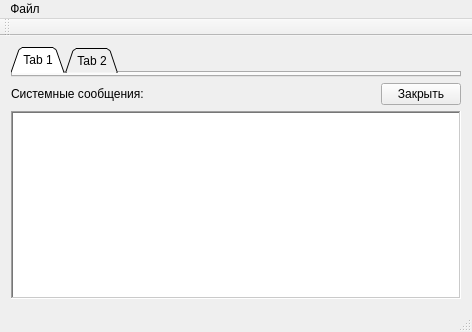
Before: the Qt Designer form mainwindow.ui in atikbif/relkonIDE, drawn with Qt 5.
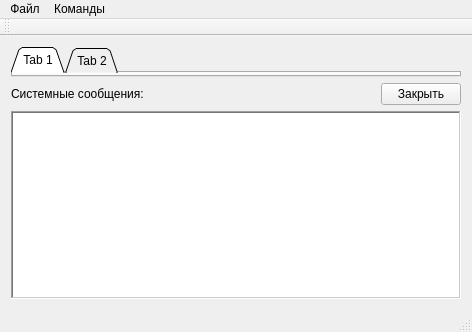
After: the same form once the commit is applied. Icons and pictures are not drawn.

```diff
--- a/mainwindow.ui
+++ b/mainwindow.ui
@@ -132,7 +132,7 @@
      <height>21</height>
     </rect>
    </property>
-   <widget class="QMenu" name="menu">
+   <widget class="QMenu" name="menuFile">
     <property name="title">
      <string>Файл</string>
     </property>
@@ -145,7 +145,13 @@
     </widget>
     <addaction name="menuNew"/>
    </widget>
-   <addaction name="menu"/>
+   <widget class="QMenu" name="menuCmd">
+    <property name="title">
+     <string>Команды</string>
+    </property>
+   </widget>
+   <addaction name="menuFile"/>
+   <addaction name="menuCmd"/>
   </widget>
   <widget class="QToolBar" name="mainToolBar">
    <attribute name="toolBarArea">
```
